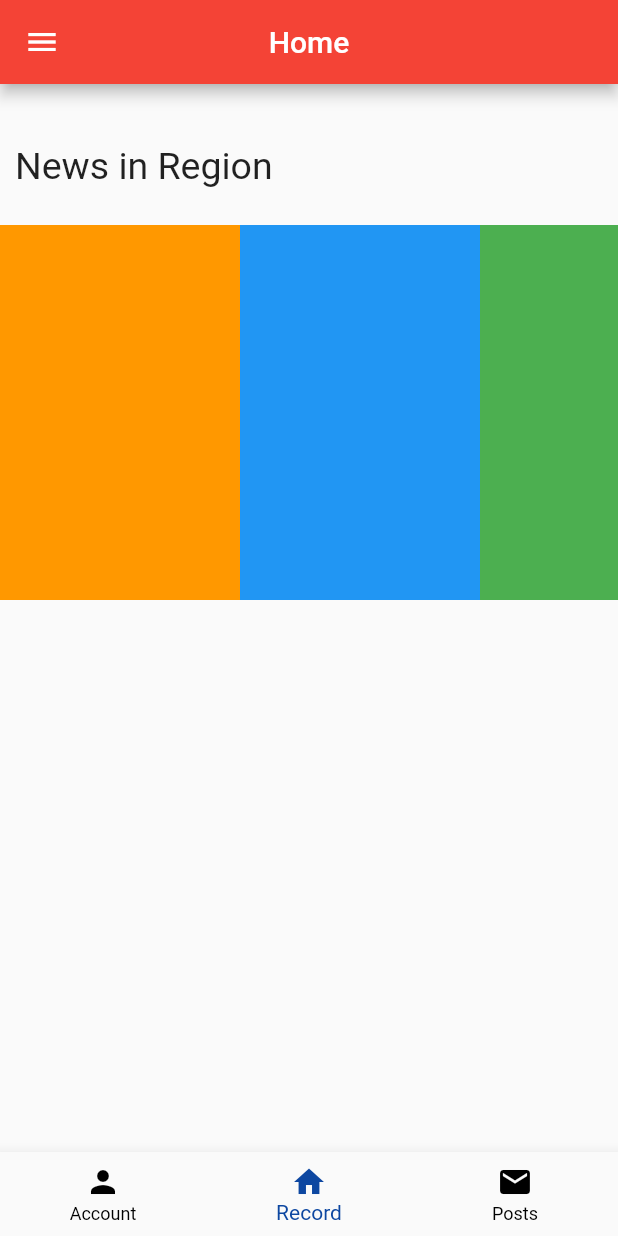
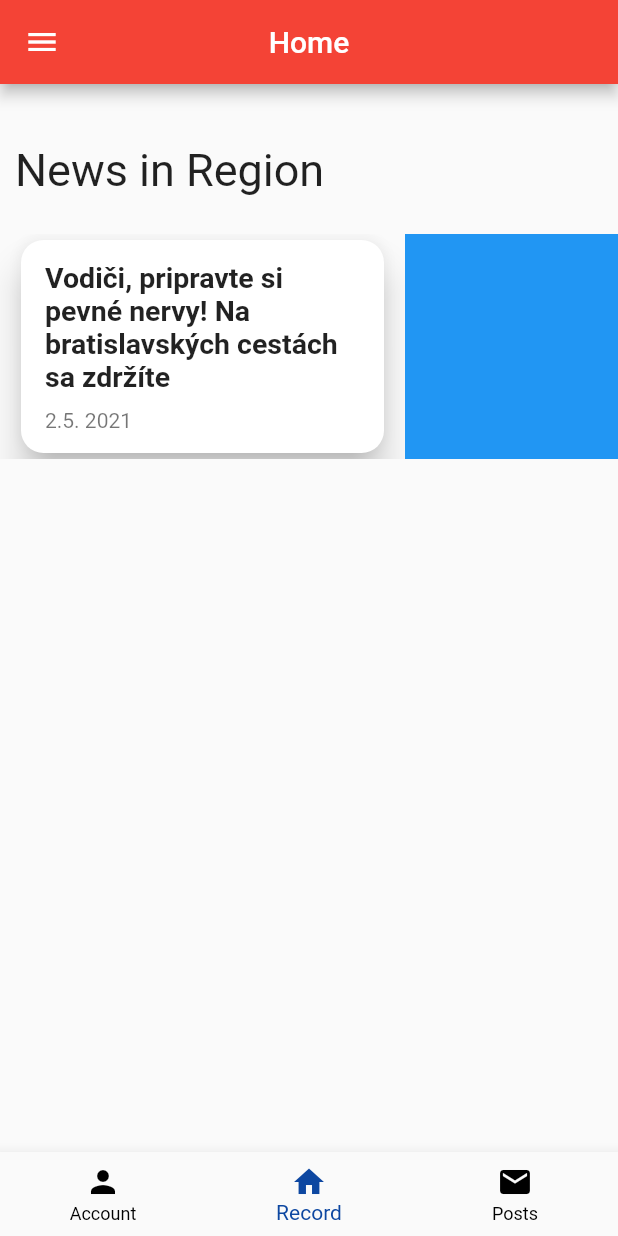
Before and after one commit to pravoslavzilka/CADL-2, a Flutter app: the screen it shows once a user with an empty profile is signed in, on a phone screen of 412 x 824 dp. Run offline on Flutter 3.47's test engine with Material 2 defaults, Android fonts, the phone set to English and light mode, and no system bars; our stand-ins replace cloud_firestore, firebase_auth, firebase_core, google_fonts; accounts and stored records are empty; Roboto replaces fonts that are missing (Times).

Commit message:
card design first version

```diff
--- a/lib/pages/CameraPage.dart
+++ b/lib/pages/CameraPage.dart
@@ -61,21 +61,18 @@ class CameraPage extends StatelessWidget {
                   child: Text(
                       "News in Region",
                       style: TextStyle(
-                        fontSize: 25,
+                        fontSize: 30,
                         fontFamily: "Times",
                       ),
                   ),
                 ),
                 Container(
-                  height: 250,
+                  height: 150,
                   child: ListView(
                     scrollDirection: Axis.horizontal,
                     physics: BouncingScrollPhysics(),
                     children: <Widget>[
-                      Container(
-                        width: 160.0,
-                        color: Colors.orange,
-                      ),
+                      listItem,
                       Container(
                         width: 160.0,
                         color: Colors.blue,
@@ -102,3 +99,39 @@ class CameraPage extends StatelessWidget {
     );
   }
 }
+
+Widget listItem = Container(
+  width: 250,
+  margin: EdgeInsets.only(right:10, left: 10),
+  child: Card(
+    elevation: 10,
+    shape: RoundedRectangleBorder(
+      borderRadius: BorderRadius.circular(15.0),
+    ),
+    child: InkWell(
+      splashColor: Colors.blue.withAlpha(30),
+      onTap: () {
+        print("hi");
+      },
+      child: SizedBox(
+        child: Column(
+          children: [
+            ListTile(
+              title: Container(
+                padding: EdgeInsets.only(top: 10,bottom: 10),
+                child: Text(
+                  "Vodiči, pripravte si pevné nervy! Na bratislavských cestách sa zdržíte",
+                  style: TextStyle(
+                    fontSize: 19,
+                    fontWeight: FontWeight.bold,
+                  ),
+                ),
+              ),
+              subtitle: Text("2.5. 2021"),
+            ),
+          ],
+        ),
+      ),
+    ),
+  ),
+);
```
